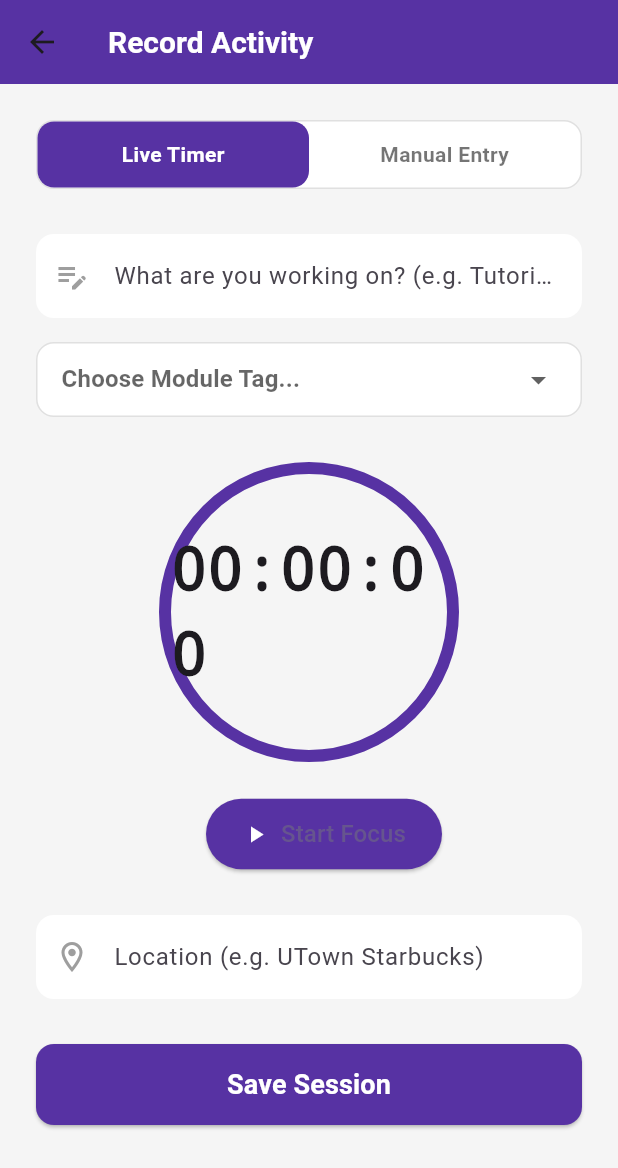
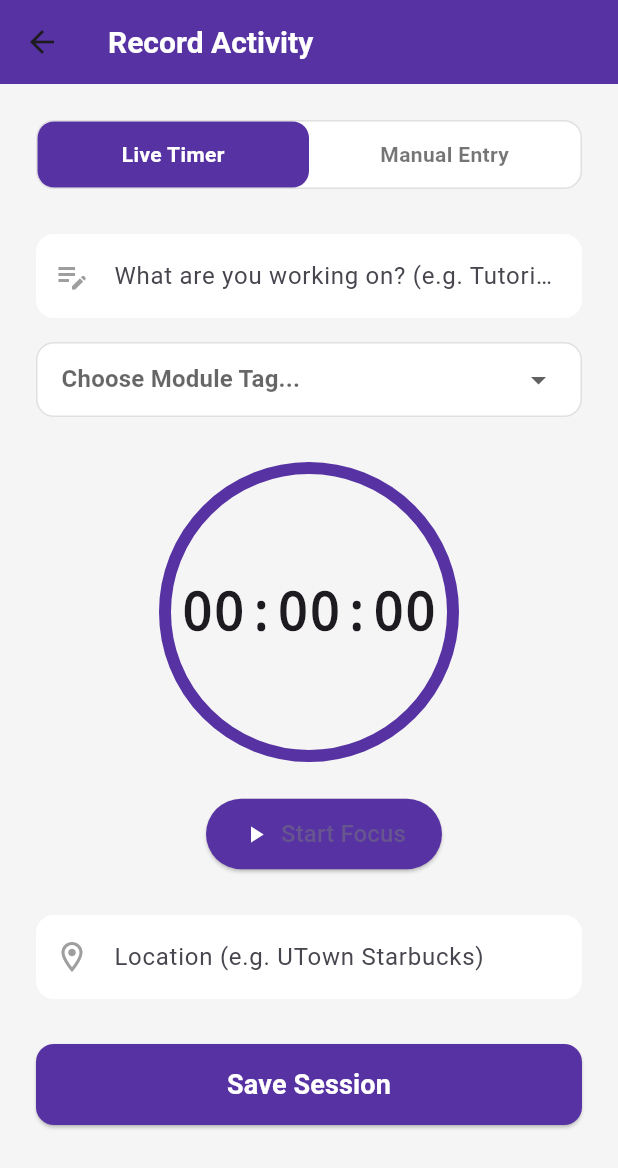
Before and after one commit to jeevan764/lockedin, a Flutter app: the RecordScreen screen opened directly, on a phone screen of 412 x 824 dp. Shown: the top 1168 px of the screen. Run offline on Flutter 3.47's test engine with Material 3 defaults, Android fonts, the phone set to English and light mode, and no system bars; our stand-ins replace supabase_flutter; accounts and stored records are empty.

Commit message:
fixed timer font

```diff
--- a/lib/screens/record_screen.dart
+++ b/lib/screens/record_screen.dart
@@ -2,7 +2,7 @@
 import 'dart:async';
 import 'package:flutter/material.dart';
 import 'package:supabase_flutter/supabase_flutter.dart';
-import 'dashboard_screen.dart'; // Imports Jeevan's sync notifiers
+import 'dashboard_screen.dart';
 
 class RecordScreen extends StatefulWidget {
   const RecordScreen({super.key});
@@ -324,7 +324,7 @@ class _RecordScreenState extends State<RecordScreen> {
             border: Border.all(color: _isRunning ? const Color(0xffb73229) : const Color(0xff5732a3), width: 8),
           ),
           child: Center(
-            child: Text('$hours:$minutes:$seconds', style: const TextStyle(fontSize: 40, fontWeight: FontWeight.bold, fontFamily: 'monospace')),
+            child: Text('$hours:$minutes:$seconds', style: const TextStyle(fontSize: 35, fontWeight: FontWeight.bold, fontFamily: 'monospace')),
           ),
         ),
         const SizedBox(height: 24),
```
